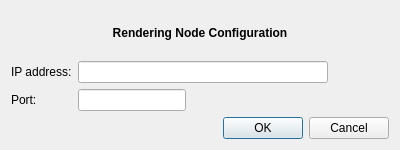
This is src/pyluxcoretools/pyluxcoretools/pyluxcorenetconsole/addnodedialog.ui in LuxCoreRender/LuxCore as Qt 5 draws it before an edit. The edited form follows.
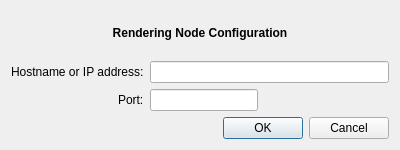
This is the edited form.

Diff of the .ui file:
```diff
--- a/src/pyluxcoretools/pyluxcoretools/pyluxcorenetconsole/addnodedialog.ui
+++ b/src/pyluxcoretools/pyluxcoretools/pyluxcorenetconsole/addnodedialog.ui
@@ -19,24 +19,27 @@
   <layout class="QGridLayout" name="gridLayout">
    <item row="1" column="0" colspan="2">
     <layout class="QFormLayout" name="formLayout">
+     <property name="labelAlignment">
+      <set>Qt::AlignRight|Qt::AlignTrailing|Qt::AlignVCenter</set>
+     </property>
      <item row="0" column="0">
       <widget class="QLabel" name="label_3">
        <property name="text">
-        <string>IP address:</string>
+        <string>Hostname or IP address:</string>
        </property>
       </widget>
      </item>
      <item row="0" column="1">
       <widget class="QLineEdit" name="lineEditIPAddress">
        <property name="sizePolicy">
-        <sizepolicy hsizetype="Fixed" vsizetype="Fixed">
+        <sizepolicy hsizetype="Preferred" vsizetype="Fixed">
          <horstretch>0</horstretch>
          <verstretch>0</verstretch>
         </sizepolicy>
        </property>
        <property name="minimumSize">
         <size>
-         <width>250</width>
+         <width>100</width>
          <height>0</height>
         </size>
        </property>
```
